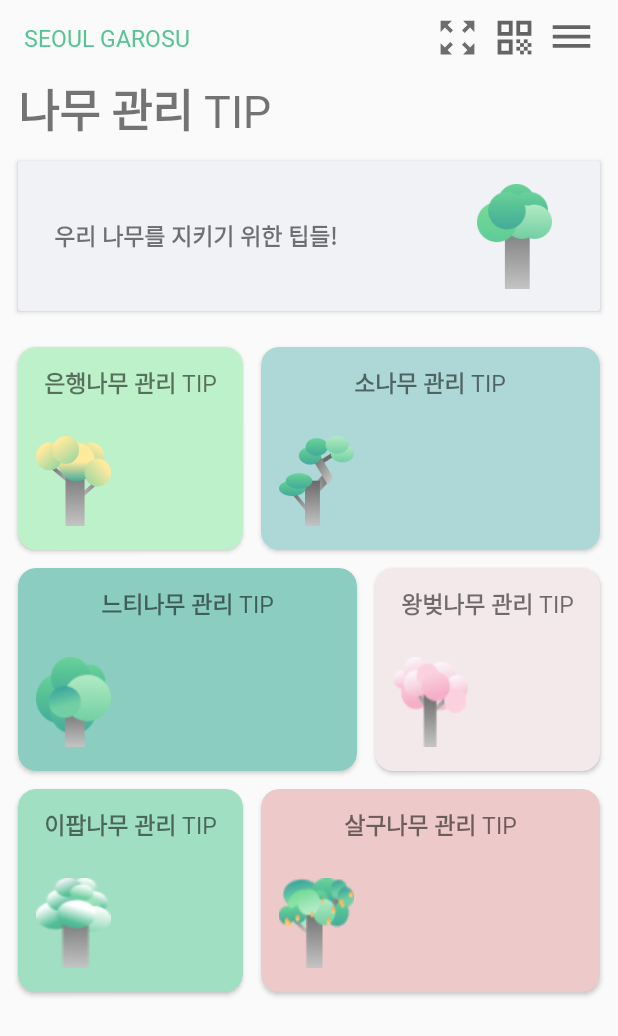
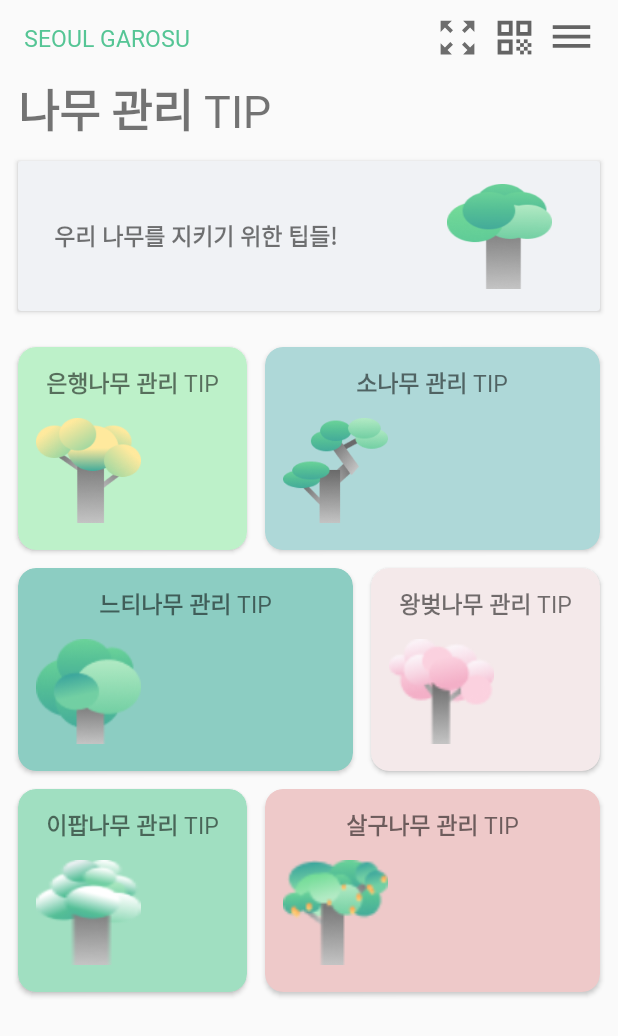
Before and after one commit to bobaejeon/garosero, an Android app: the HomeFragment screen opened directly, with no data from a screen before it, in the side drawer, after a tap on "나무 관리 TIP", on a phone screen of 412 x 824 dp. Shown: the top 1036 px of the screen. Run offline under Robolectric (Android 15) with nearby library versions, the light colour scheme and no system bars; our stand-ins replace Firebase (no records; nobody signed in at launch, a user with empty details on screens opened directly); libraries missing offline, so code that uses them is left out: com.google.zxing.integration, com.gun0912.tedpermission; 2 statements that could not run were skipped.

Commit message:
unify imageview : character
- unify imageview : character

```diff
--- a/app/src/main/res/layout/activity_tree_explain.xml
+++ b/app/src/main/res/layout/activity_tree_explain.xml
@@ -36,8 +36,7 @@
 
                 <ImageView
                     android:id="@+id/explain_ImageView_character"
-                    android:layout_width="@dimen/banner_character_imagesize"
-                    android:layout_height="@dimen/banner_character_imagesize"
+                    style="@style/customImageView.character"
                     android:layout_gravity="right"/>
             </LinearLayout>
 
--- a/app/src/main/res/layout/fragment_home.xml
+++ b/app/src/main/res/layout/fragment_home.xml
@@ -36,12 +36,10 @@
                     app:layout_constraintStart_toStartOf="parent" />
 
                 <ImageView
-                    android:layout_width="@dimen/banner_character_imagesize"
-                    android:layout_height="@dimen/banner_character_imagesize"
+                    style="@style/customImageView.character"
                     android:layout_gravity="center"
                     android:layout_marginEnd="32dp"
                     android:background="@drawable/mid_tree"
-                    android:padding="@dimen/activity_margin_small"
                     app:layout_constraintBottom_toBottomOf="parent"
                     app:layout_constraintEnd_toEndOf="parent"
                     app:layout_constraintTop_toTopOf="parent" />
--- a/app/src/main/res/layout/fragment_tree_tip.xml
+++ b/app/src/main/res/layout/fragment_tree_tip.xml
@@ -36,8 +36,7 @@
                     app:layout_constraintStart_toStartOf="parent" />
 
                 <ImageView
-                    android:layout_width="50dp"
-                    android:layout_height="70dp"
+                    style="@style/customImageView.character"
                     android:layout_gravity="center"
                     android:layout_marginEnd="32dp"
                     android:background="@drawable/mid_tree"
@@ -75,9 +74,7 @@
                             android:textSize="15sp"
                             android:textStyle="bold"/>
                         <ImageView
-                            android:layout_width="50dp"
-                            android:layout_height="60dp"
-                            android:layout_margin="@dimen/activity_padding_default"
+                            style="@style/customImageView.character"
                             android:background="@drawable/yellow_tree"/>
                     </LinearLayout>
                 </androidx.cardview.widget.CardView>
@@ -101,9 +98,7 @@
                             android:textSize="15sp"
                             android:textStyle="bold"/>
                         <ImageView
-                            android:layout_width="50dp"
-                            android:layout_height="60dp"
-                            android:layout_margin="@dimen/activity_padding_default"
+                            style="@style/customImageView.character"
                             android:background="@drawable/pine_tree"/>
                     </LinearLayout>
                 </androidx.cardview.widget.CardView>
@@ -131,9 +126,7 @@
                             android:textSize="15sp"
                             android:textStyle="bold"/>
                         <ImageView
-                            android:layout_width="50dp"
-                            android:layout_height="60dp"
-                            android:layout_margin="@dimen/activity_padding_default"
+                            style="@style/customImageView.character"
                             android:background="@drawable/zelkova_tree"/>
                     </LinearLayout>
                 </androidx.cardview.widget.CardView>
@@ -156,9 +149,7 @@
                             android:textSize="15sp"
                             android:textStyle="bold"/>
                         <ImageView
-                            android:layout_width="50dp"
-                            android:layout_height="60dp"
-                            android:layout_margin="@dimen/activity_padding_default"
+                            style="@style/customImageView.character"
                             android:background="@drawable/cherry_tree"/>
                     </LinearLayout>
                 </androidx.cardview.widget.CardView>
@@ -184,9 +175,7 @@
                             android:textSize="15sp"
                             android:textStyle="bold"/>
                         <ImageView
-                            android:layout_width="50dp"
-                            android:layout_height="60dp"
-                            android:layout_margin="@dimen/activity_padding_default"
+                            style="@style/customImageView.character"
                             android:background="@drawable/poplar_tree"/>
                     </LinearLayout>
                 </androidx.cardview.widget.CardView>
@@ -210,14 +199,11 @@
                             android:textSize="15sp"
                             android:textStyle="bold"/>
                         <ImageView
-                            android:layout_width="50dp"
-                            android:layout_height="60dp"
-                            android:layout_margin="@dimen/activity_padding_default"
+                            style="@style/customImageView.character"
                             android:background="@drawable/apricot_tree"/>
                     </LinearLayout>
                 </androidx.cardview.widget.CardView>
             </TableRow>
         </TableLayout>
-
     </LinearLayout>
 </FrameLayout>
--- a/app/src/main/res/values/styles.xml
+++ b/app/src/main/res/values/styles.xml
@@ -60,6 +60,13 @@
     </style>
 
     <!-- custom imageview -->
+    <style name="customImageView"></style>
+    <style name="customImageView.character">
+        <item name="android:layout_width">@dimen/banner_character_imagesize</item>
+        <item name="android:layout_height">@dimen/banner_character_imagesize</item>
+        <item name ="android:layout_marginLeft">@dimen/activity_margin_small</item>
+    </style>
+
     <!-- custom cardView -->
     <style name="customCardViewStyle"></style>
     <style name="customCardViewStyle.banner" parent="customCardViewStyle">
```
